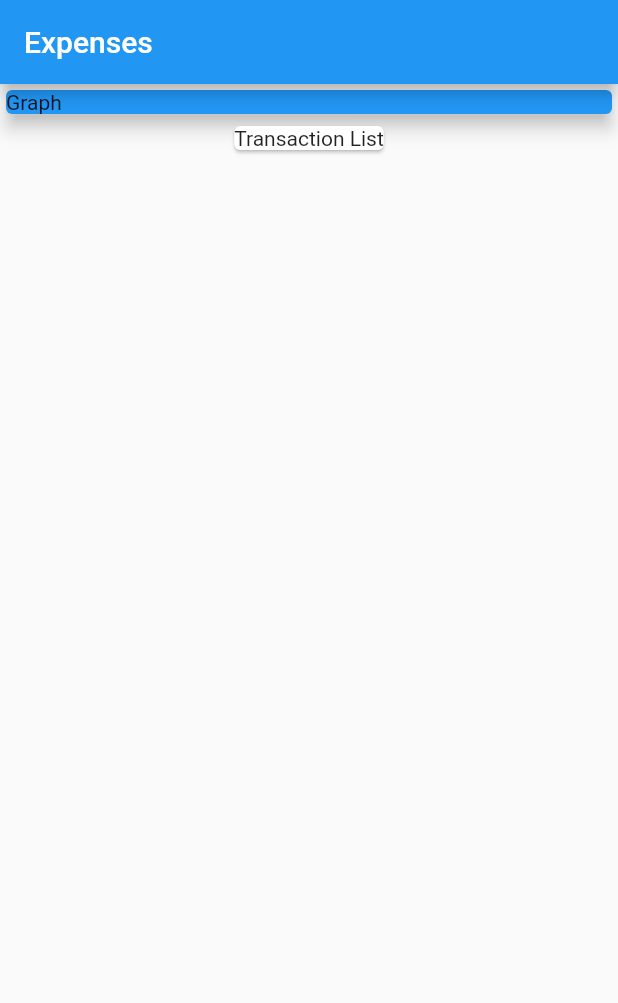
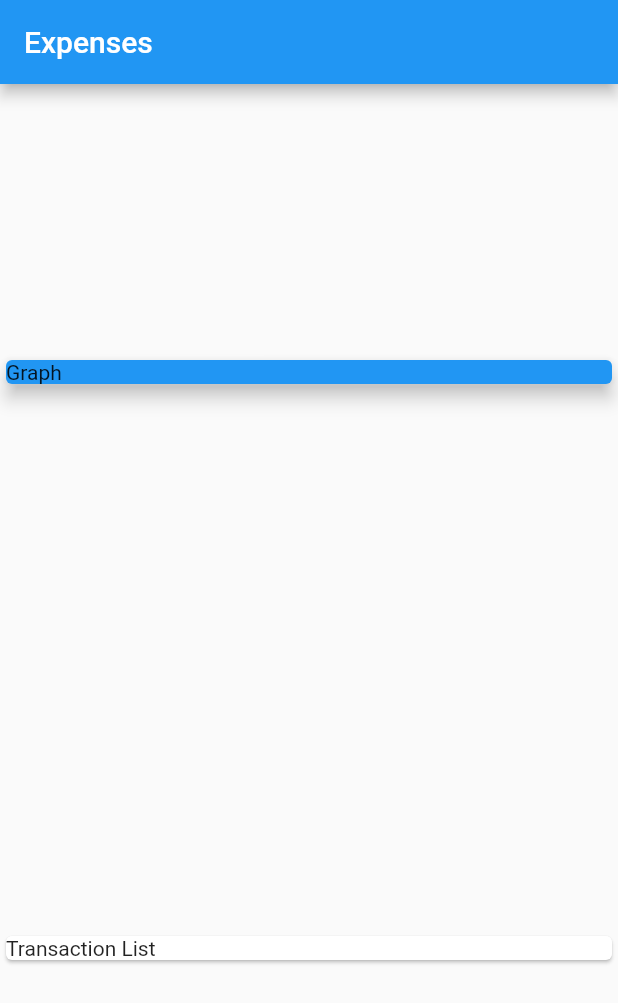
Before and after one commit to andre-pelisoli/expenses, a Flutter app: the screen it shows after launch, on a phone screen of 412 x 824 dp. Shown: the top 1003 px of the screen. Run offline on Flutter 3.47's test engine with Material 2 defaults, Android fonts, the phone set to English and light mode, and no system bars.

```diff
--- a/lib/main.dart
+++ b/lib/main.dart
@@ -1,3 +1,4 @@
+import 'package:expenses/models/transaction.dart';
 import 'package:flutter/cupertino.dart';
 import 'package:flutter/material.dart';
 
@@ -13,6 +14,21 @@ class ExpensesApp extends StatelessWidget {
 }
 
 class MyHome extends StatelessWidget {
+  final _transactions = [
+    Transaction(
+      id: 't1',
+      title: 'New running shoes',
+      value: 310.17,
+      date: DateTime.now(),
+    ),
+    Transaction(
+      id: 't2',
+      title: 'New shirt',
+      value: 30.99,
+      date: DateTime.now(),
+    ),
+  ];
+
   @override
   Widget build(Object context) {
     return Scaffold(
@@ -20,10 +36,10 @@ class MyHome extends StatelessWidget {
           title: Text("Expenses"),
         ),
         body: Column(
-          crossAxisAlignment: CrossAxisAlignment.center,
+          mainAxisAlignment: MainAxisAlignment.spaceAround,
+          crossAxisAlignment: CrossAxisAlignment.stretch,
           children: <Widget>[
             Container(
-              width: double.infinity,
               child: Card(
                 color: Colors.blue,
                 elevation: 5,
--- /dev/null
+++ b/lib/models/transaction.dart
@@ -0,0 +1,15 @@
+import 'package:flutter/foundation.dart';
+
+class Transaction {
+  final String id;
+  final String title;
+  final double value;
+  final DateTime date;
+
+  Transaction({
+    @required this.id,
+    this.title,
+    this.value,
+    this.date,
+  });
+}
```
